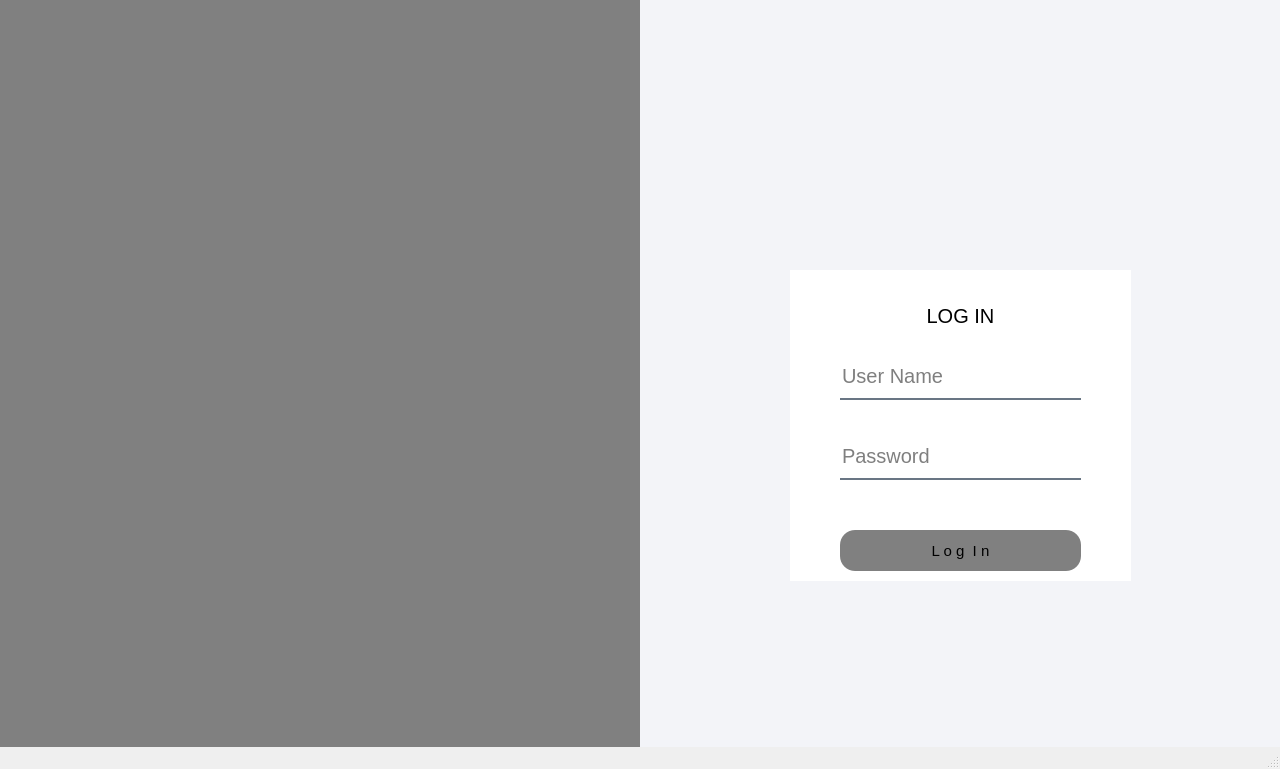
This is login.ui in nepalprastut/oopProj as Qt 5 draws it before an edit. The edited form follows.
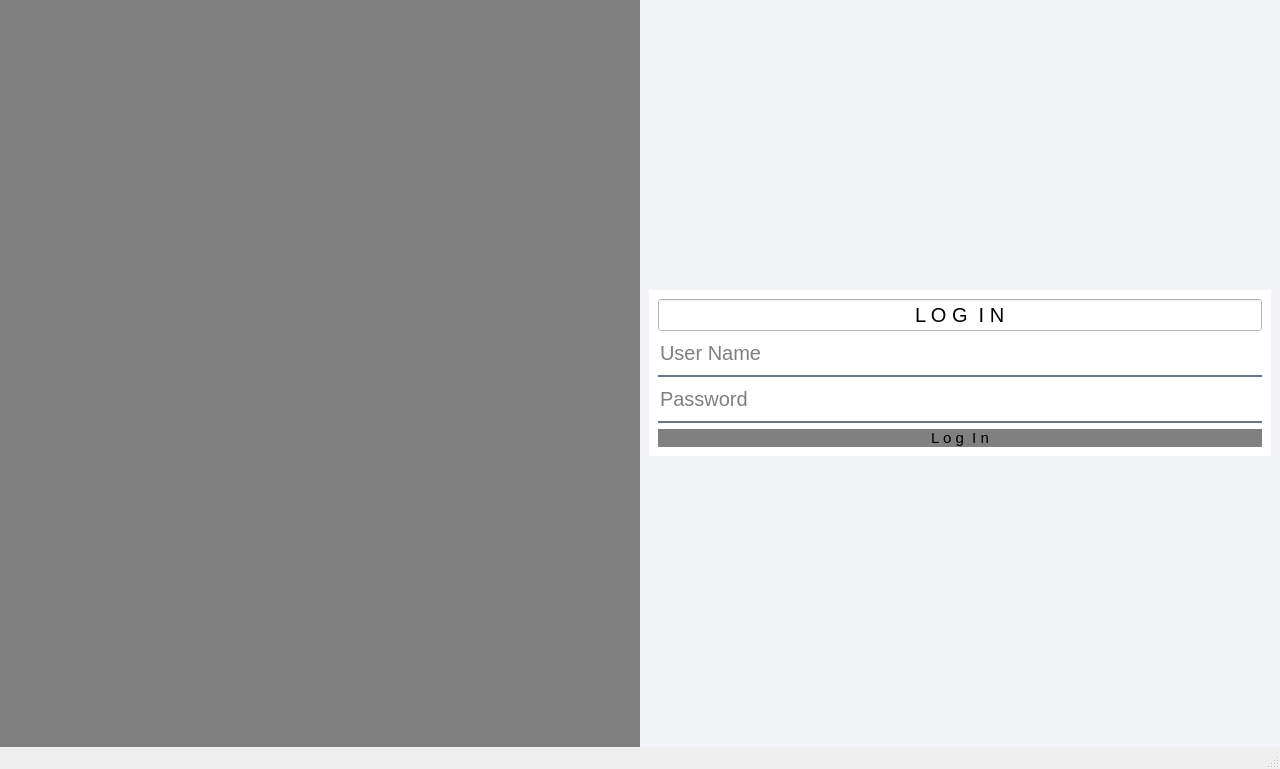
This is the edited form. Icons and pictures are not drawn.

Commit message: login and register layout

Diff of the .ui file:
```diff
--- a/login.ui
+++ b/login.ui
@@ -17,7 +17,7 @@
    <property name="styleSheet">
     <string notr="true"/>
    </property>
-   <layout class="QHBoxLayout" name="horizontalLayout">
+   <layout class="QHBoxLayout" name="horizontalLayout" stretch="1,1">
     <property name="spacing">
      <number>0</number>
     </property>
@@ -48,50 +48,35 @@
       <property name="styleSheet">
        <string notr="true">background-color: rgb(243, 244, 248);</string>
       </property>
+      <layout class="QGridLayout" name="gridLayout">
+       <item row="0" column="0" alignment="|Qt::AlignmentFlag::AlignVCenter">
       <widget class="QWidget" name="widget" native="true">
-       <property name="geometry">
-        <rect>
-         <x>150</x>
-         <y>270</y>
-         <width>341</width>
-         <height>311</height>
-        </rect>
-       </property>
        <property name="styleSheet">
         <string notr="true">background-color:white;
 border: 2px solid rgba(255, 255, 255, .2);
 
 box_shadow: 0 0 10px rgba(0, 0, 0, .2);</string>
        </property>
-       <widget class="QLabel" name="label_3">
-        <property name="geometry">
-         <rect>
-          <x>50</x>
-          <y>30</y>
-          <width>241</width>
-          <height>31</height>
-         </rect>
-        </property>
+         <layout class="QVBoxLayout" name="verticalLayout">
+          <item>
+           <widget class="QLineEdit" name="lineEdit">
         <property name="styleSheet">
          <string notr="true">font-size:20px;
 color:black;</string>
         </property>
         <property name="text">
-         <string>LOG IN</string>
+             <string>L O G  I N</string>
         </property>
         <property name="alignment">
          <set>Qt::AlignmentFlag::AlignCenter</set>
         </property>
-       </widget>
+            <property name="readOnly">
+             <bool>true</bool>
+            </property>
+           </widget>
+          </item>
+          <item>
        <widget class="QLineEdit" name="lineEdit_username">
-        <property name="geometry">
-         <rect>
-          <x>50</x>
-          <y>90</y>
-          <width>241</width>
-          <height>40</height>
-         </rect>
-        </property>
         <property name="minimumSize">
          <size>
           <width>200</width>
@@ -123,15 +108,9 @@
          <string>User Name</string>
         </property>
        </widget>
+          </item>
+          <item>
        <widget class="QLineEdit" name="lineEdit_password">
-        <property name="geometry">
-         <rect>
-          <x>50</x>
-          <y>170</y>
-          <width>241</width>
-          <height>40</height>
-         </rect>
-        </property>
         <property name="minimumSize">
          <size>
           <width>200</width>
@@ -157,15 +136,9 @@
          <string>Password</string>
         </property>
        </widget>
+          </item>
+          <item>
        <widget class="QPushButton" name="pushButton_login">
-        <property name="geometry">
-         <rect>
-          <x>50</x>
-          <y>260</y>
-          <width>241</width>
-          <height>41</height>
-         </rect>
-        </property>
         <property name="styleSheet">
          <string notr="true">QPushButton
 {
@@ -188,44 +161,11 @@
          <string>L o g  I n</string>
         </property>
        </widget>
-      </widget>
-      <widget class="QPushButton" name="pushButton_close">
-       <property name="geometry">
-        <rect>
-         <x>600</x>
-         <y>0</y>
-         <width>41</width>
-         <height>41</height>
-        </rect>
-       </property>
-       <property name="font">
-        <font>
-         <bold>true</bold>
-        </font>
-       </property>
-       <property name="styleSheet">
-        <string notr="true">QPushButton:Hover
-{
-text-align:centre;
-border:2px solid black;
-background-color:rgb(241,92,34);
-border-radius:0px;
-}
-QPushButton:Pressed
-{
-margin-left:1px;
-}
-QPushButton{
- qproperty-icon: url(:/icons/close.png);
-qproperty-iconSize: 50px 50px;  
-border:0px;
-
-}</string>
-       </property>
-       <property name="text">
-        <string/>
-       </property>
-      </widget>
+          </item>
+         </layout>
+        </widget>
+       </item>
+      </layout>
      </widget>
     </item>
    </layout>
```
Lines whose indentation alone changed are shown as unchanged. The commit also changes 8 other files.
